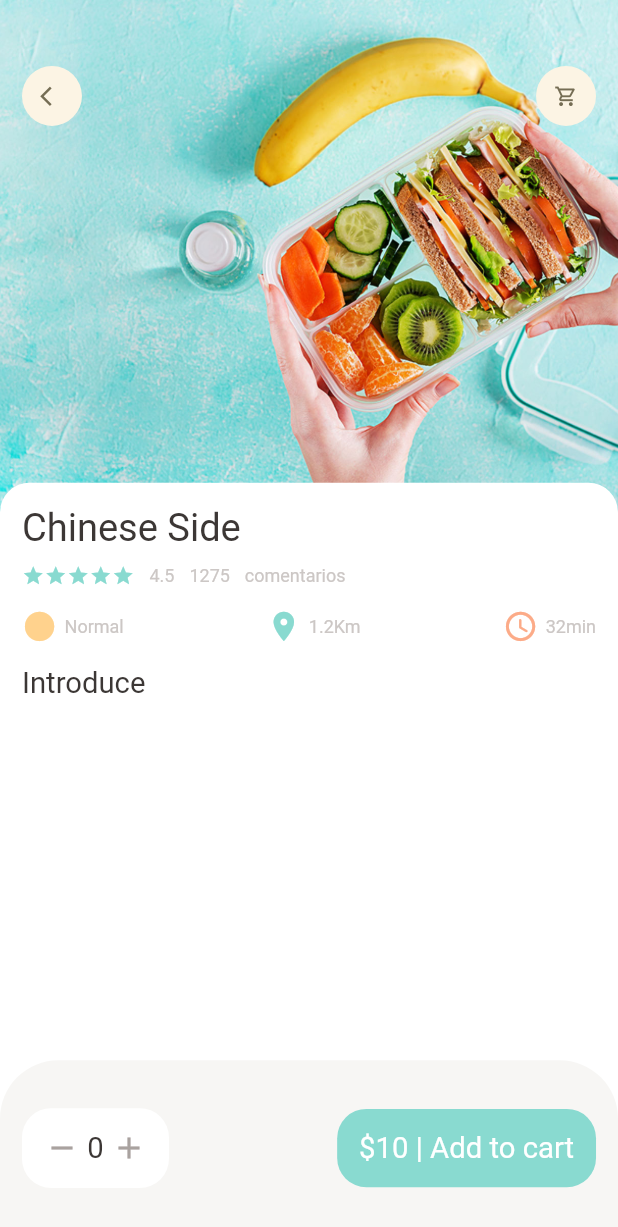
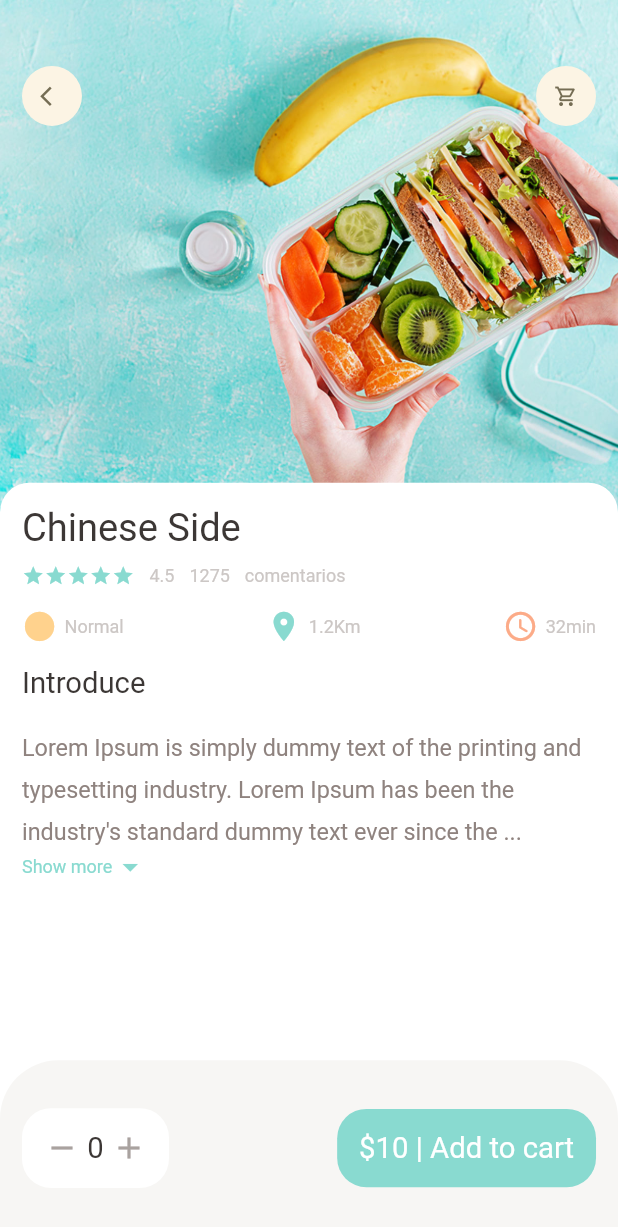
Before and after one commit to Yader1/flutter-food-ordering-app, a Flutter app: the screen it shows after launch, on a phone screen of 412 x 824 dp. Shown: the top 1227 px of the screen. Run offline on Flutter 3.47's test engine with Material 2 defaults, Android fonts, the light colour scheme and no system bars; our stand-ins replace dots_indicator, get.

Commit message:
Añadiendo el widget de mostrar descripcion de los populares

```diff
--- a/lib/pages/food/popular_food_detalle.dart
+++ b/lib/pages/food/popular_food_detalle.dart
@@ -4,6 +4,7 @@ import 'package:flutter_tienda_comida/utils/dimensiones.dart';
 import 'package:flutter_tienda_comida/widgets/app_column.dart';
 import 'package:flutter_tienda_comida/widgets/app_icon.dart';
 import 'package:flutter_tienda_comida/widgets/big_text.dart';
+import 'package:flutter_tienda_comida/widgets/exandable_text_widget.dart';
 
 class PopularFoodDetalle extends StatelessWidget {
   const PopularFoodDetalle({Key? key}) : super(key: key);
@@ -62,9 +63,17 @@ class PopularFoodDetalle extends StatelessWidget {
               children: [
                 AppColumn(text:"Chinese Side"),
                 SizedBox(height: Dimenciones.height20,),
-                BigText(text: "Introduce")
+                BigText(text: "Introduce"),
+                SizedBox(height: Dimenciones.height20,),
+                //exapandable text widget
+                Expanded(
+                  child: SingleChildScrollView(
+                    child: ExandableTextWidget(text: "Lorem Ipsum is simply dummy text of the printing and typesetting industry. Lorem Ipsum has been the industry's standard dummy text ever since the 1500s, when an unknown printer took a galley of type and scrambled it to make a type specimen book. It has survived not only five centuries, but also the leap into electronic typesetting, remaining essentially unchanged."),
+                ),
+                ),
             ],)
           ),),
+
         ],
       ),
       bottomNavigationBar: Container(
--- a/lib/utils/dimensiones.dart
+++ b/lib/utils/dimensiones.dart
@@ -22,6 +22,7 @@ class Dimenciones {
   static double width30 = screenHeight / 28.13;
 
   //Tamaño de letra
+  static double font16 = screenHeight / 52.75;
   static double font20 = screenHeight / 42.2;
   static double font26 = screenHeight / 32.46;
 
--- /dev/null
+++ b/lib/widgets/exandable_text_widget.dart
@@ -0,0 +1,56 @@
+import 'package:flutter/material.dart';
+import 'package:flutter_tienda_comida/utils/colors.dart';
+import 'package:flutter_tienda_comida/utils/dimensiones.dart';
+import 'package:flutter_tienda_comida/widgets/small_text.dart';
+
+class ExandableTextWidget extends StatefulWidget {
+  final String text;
+  ExandableTextWidget({Key? key, required this.text}) : super(key: key);
+
+  @override
+  State<ExandableTextWidget> createState() => _ExandableTextWidgetState();
+}
+
+class _ExandableTextWidgetState extends State<ExandableTextWidget> {
+  late String firsHalf;
+  late String secondHalf;
+
+  bool hiddenText = true;
+  double textHeight = Dimenciones.screenHeight / 5.63;
+
+  @override
+  void initState() {
+    super.initState();
+    if (widget.text.length > textHeight) {
+      firsHalf = widget.text.substring(0, textHeight.toInt());
+      secondHalf = widget.text.substring(textHeight.toInt()+1, widget.text.length);
+    }else{
+      firsHalf = widget.text;
+      secondHalf = "";
+    }
+  }
+
+  @override
+  Widget build(BuildContext context) {
+    return Container(
+      child: secondHalf.isEmpty?SmallText(color: AppColors.paraColor, size: Dimenciones.font16, text: firsHalf) : Column(
+        children: [
+          SmallText(height: 1.8, color: AppColors.paraColor, size: Dimenciones.font16, text: hiddenText?(firsHalf+"...") : (firsHalf+secondHalf),),
+          InkWell(
+            onTap:() {
+              setState(() {
+                hiddenText =! hiddenText;
+              });
+            },
+            child: Row(
+              children: [
+                SmallText(text: "Show more", color: AppColors.mainColor,),
+                Icon(hiddenText?Icons.arrow_drop_down : Icons.arrow_drop_up, color: AppColors.mainColor,)
+              ],
+            ),
+          )
+        ],
+      ),
+    );
+  }
+}
```
